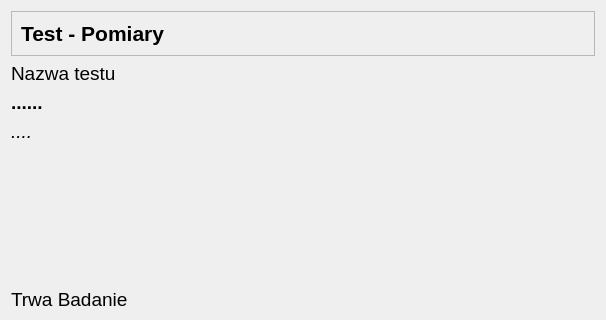
Before: the Qt Designer form CzujkiLinioweApp/oknobadaniamaksymalnegokata.ui in wiacekmarcin/CzujkiLiniowe, drawn with Qt 5; both pictures show x 0 to 606 and y 0 to 320 of the 606 by 493 pixel window.
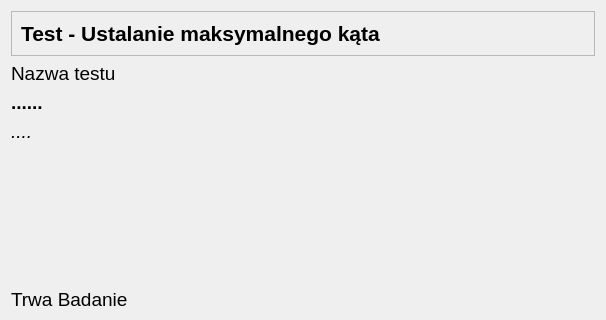
After: the same form once the commit is applied.

```diff
--- a/CzujkiLinioweApp/oknobadaniamaksymalnegokata.ui
+++ b/CzujkiLinioweApp/oknobadaniamaksymalnegokata.ui
@@ -73,7 +73,7 @@
          </font>
         </property>
         <property name="text">
-         <string>Test - Pomiary</string>
+         <string>Test - Ustalanie maksymalnego kąta</string>
         </property>
        </widget>
       </item>
```
